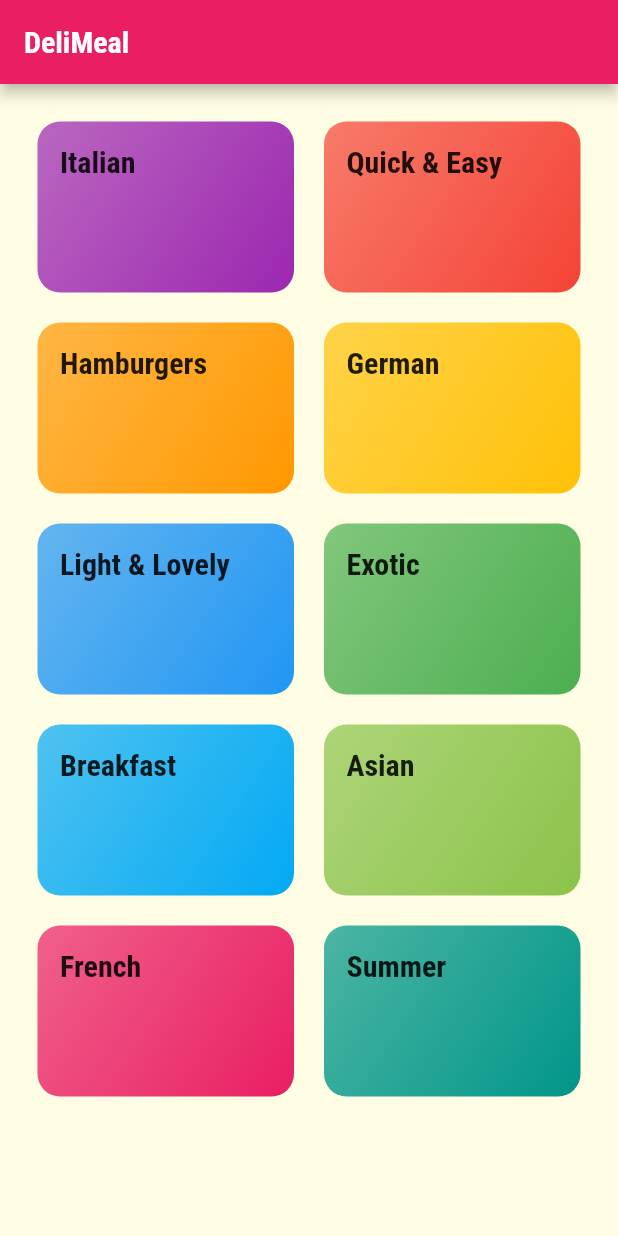
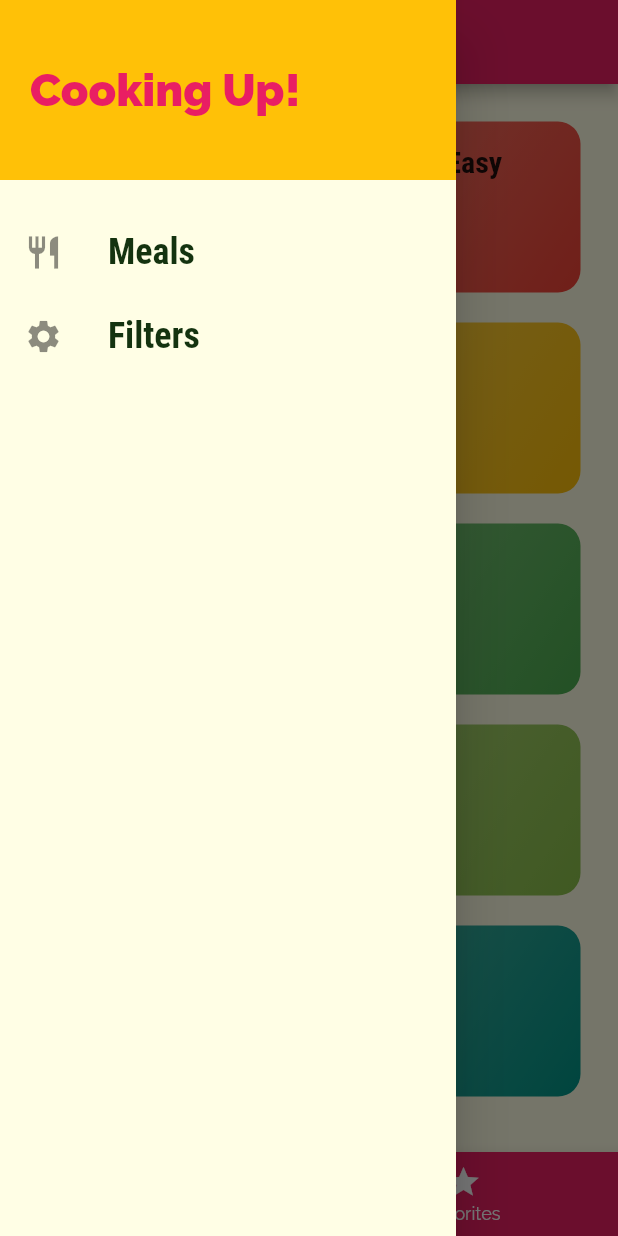
Before and after one commit to junaediakbar/meals_app, a Flutter app: the screen it shows after launch, with the side drawer open (before the commit the screen has no drawer), on a phone screen of 412 x 824 dp. Run offline on Flutter 3.47's test engine with Material 2 defaults, Android fonts, the phone set to English and light mode, and no system bars.

Commit message:
feat: add favorite and filter for meals

```diff
--- a/lib/main.dart
+++ b/lib/main.dart
@@ -1,11 +1,69 @@
 import 'package:flutter/material.dart';
+import 'package:meals_app/dummy_data.dart';
 import 'package:meals_app/screens/categories_screen.dart';
+import 'package:meals_app/screens/filters_screen.dart';
 import 'package:meals_app/screens/meal_detail_screen.dart';
+import 'package:meals_app/screens/tabs_screen.dart';
 import './screens/category_meals_screen.dart';
+import 'models/meal.dart';
 
 void main() => runApp(MyApp());
 
-class MyApp extends StatelessWidget {
+class MyApp extends StatefulWidget {
+  @override
+  State<MyApp> createState() => _MyAppState();
+}
+
+class _MyAppState extends State<MyApp> {
+  Map<String, bool> _filters = {
+    'gluten': false,
+    'lactose': false,
+    'vegan': false,
+    'vegetarian': false,
+  };
+  List<Meal> _availableMeals = DUMMY_MEALS;
+  List<Meal> _favoriteMeals = [];
+
+  void _setFilters(Map<String, bool> filtersData) {
+    setState(() {
+      _filters = filtersData;
+
+      _availableMeals = DUMMY_MEALS.where((meal) {
+        if (_filters['gluten'] && !meal.isGlutenFree) {
+          return false;
+        }
+        if (_filters['lactose'] && !meal.isLactoseFree) {
+          return false;
+        }
+        if (_filters['vegan'] && !meal.isVegan) {
+          return false;
+        }
+        if (_filters['vegetarian'] && !meal.isVegetarian) {
+          return false;
+        }
+        return true;
+      }).toList();
+    });
+  }
+
+  void _toggleFavorites(String mealId) {
+    final existingIndex =
+        _favoriteMeals.indexWhere((meal) => meal.id == mealId);
+    if (existingIndex >= 0) {
+      setState(() {
+        _favoriteMeals.removeAt(existingIndex);
+      });
+    } else {
+      setState(() {
+        _favoriteMeals.add(DUMMY_MEALS.firstWhere((meal) => meal.id == mealId));
+      });
+    }
+  }
+
+  bool _isMealFavorite(String id) {
+    return _favoriteMeals.any((meal) => meal.id == id);
+  }
+
   @override
   Widget build(BuildContext context) {
     return MaterialApp(
@@ -31,15 +89,19 @@ class MyApp extends StatelessWidget {
       initialRoute: '/',
       // home: CategoriesScreen(),
       routes: {
-        '/': (ctx) => CategoriesScreen(),
-        CategoryMealsScreen.routeName: (ctx) => CategoryMealsScreen(),
-        MealDetailScreen.routeName: (ctx) => MealDetailScreen(),
+        '/': (ctx) => TabsScreen(_favoriteMeals),
+        CategoryMealsScreen.routeName: (ctx) =>
+            CategoryMealsScreen(_availableMeals),
+        MealDetailScreen.routeName: (ctx) =>
+            MealDetailScreen(_toggleFavorites, _isMealFavorite),
+        FiltersScreen.routeName: (ctx) => FiltersScreen(_filters, _setFilters),
       },
       onGenerateRoute: (settings) {
         print(settings.arguments);
       },
       onUnknownRoute: (settings) {
-        return MaterialPageRoute(builder: (ctx) => CategoryMealsScreen());
+        return MaterialPageRoute(
+            builder: (ctx) => CategoryMealsScreen(_availableMeals));
       },
     );
   }
--- a/lib/screens/categories_screen.dart
+++ b/lib/screens/categories_screen.dart
@@ -5,11 +5,7 @@ import '../dummy_data.dart';
 class CategoriesScreen extends StatelessWidget {
   @override
   Widget build(BuildContext context) {
-    return Scaffold(
-        appBar: AppBar(
-          title: const Text('DeliMeal'),
-        ),
-        body: GridView(
+    return GridView(
       padding: const EdgeInsets.all(25),
       children: DUMMY_CATEGORIES
           .map(
@@ -26,6 +22,6 @@ class CategoriesScreen extends StatelessWidget {
         crossAxisSpacing: 20,
         mainAxisSpacing: 20,
       ),
-        ));
+    );
   }
 }
--- /dev/null
+++ b/lib/screens/tabs_screen.dart
@@ -0,0 +1,70 @@
+import 'package:flutter/material.dart';
+import 'package:meals_app/models/meal.dart';
+import 'package:meals_app/screens/categories_screen.dart';
+import 'package:meals_app/screens/favorites_screen.dart';
+import 'package:meals_app/widgets/main_drawer.dart';
+
+class TabsScreen extends StatefulWidget {
+  final List<Meal> favoriteMeals;
+  TabsScreen(this.favoriteMeals);
+
+  @override
+  _TabsScreenState createState() => _TabsScreenState();
+}
+
+class _TabsScreenState extends State<TabsScreen> {
+  int _selectedPageIndex = 0;
+  List<Map<String, Object>> _pages;
+  void _selectPage(int index) {
+    setState(() {
+      _selectedPageIndex = index;
+    });
+  }
+
+  @override
+  void initState() {
+    _pages = [
+      {
+        'page': CategoriesScreen(),
+        'title': 'Categories',
+      },
+      {
+        'page': FavoritesScreen(widget.favoriteMeals),
+        'title': 'Favorites',
+      },
+    ];
+    // TODO: implement initState
+    super.initState();
+  }
+
+  @override
+  Widget build(BuildContext context) {
+    return Scaffold(
+      appBar: AppBar(
+        title: Text(_pages[_selectedPageIndex]['title']),
+      ),
+      drawer: MainDrawer(),
+      body: _pages[_selectedPageIndex]['page'],
+      bottomNavigationBar: BottomNavigationBar(
+        onTap: _selectPage,
+        backgroundColor: Theme.of(context).primaryColor,
+        unselectedItemColor: Colors.white,
+        selectedItemColor: Theme.of(context).accentColor,
+        currentIndex: _selectedPageIndex,
+        // type: BottomNavigationBarType.shifting,
+        items: [
+          BottomNavigationBarItem(
+            backgroundColor: Theme.of(context).primaryColor,
+            icon: Icon(Icons.category),
+            title: Text('Categories'),
+          ),
+          BottomNavigationBarItem(
+            backgroundColor: Theme.of(context).primaryColor,
+            icon: Icon(Icons.star),
+            title: Text('Favorites'),
+          ),
+        ],
+      ),
+    );
+  }
+}
--- /dev/null
+++ b/lib/widgets/main_drawer.dart
@@ -0,0 +1,54 @@
+import 'package:flutter/material.dart';
+import 'package:meals_app/screens/filters_screen.dart';
+
+class MainDrawer extends StatelessWidget {
+  Widget buildListTile(String title, IconData icon, Function tapHandler) {
+    return ListTile(
+      leading: Icon(
+        icon,
+        size: 26,
+      ),
+      title: Text(
+        title,
+        style: TextStyle(
+          fontFamily: 'RobotoCondensed',
+          fontSize: 24,
+          fontWeight: FontWeight.bold,
+        ),
+      ),
+      onTap: tapHandler,
+    );
+  }
+
+  @override
+  Widget build(BuildContext context) {
+    return Drawer(
+      child: Column(
+        children: <Widget>[
+          Container(
+            height: 120,
+            width: double.infinity,
+            padding: EdgeInsets.all(20),
+            color: Theme.of(context).accentColor,
+            alignment: Alignment.centerLeft,
+            child: Text(
+              'Cooking Up!',
+              style: TextStyle(
+                fontWeight: FontWeight.w900,
+                fontSize: 30,
+                color: Theme.of(context).primaryColor,
+              ),
+            ),
+          ),
+          SizedBox(height: 20),
+          buildListTile('Meals', Icons.restaurant, () {
+            Navigator.of(context).pushReplacementNamed('/');
+          }),
+          buildListTile('Filters', Icons.settings, () {
+            Navigator.of(context).pushReplacementNamed(FiltersScreen.routeName);
+          }),
+        ],
+      ),
+    );
+  }
+}
```
Also changed, not shown: lib/screens/category_meals_screen.dart (+48 -19 lines), lib/screens/favorites_screen.dart (added, +30 -0 lines), lib/screens/filters_screen.dart (added, +130 -0 lines), lib/screens/meal_detail_screen.dart (+86 -4 lines), lib/widgets/meal_item.dart (+8 -2 lines). Lines whose indentation alone changed are shown as unchanged.
